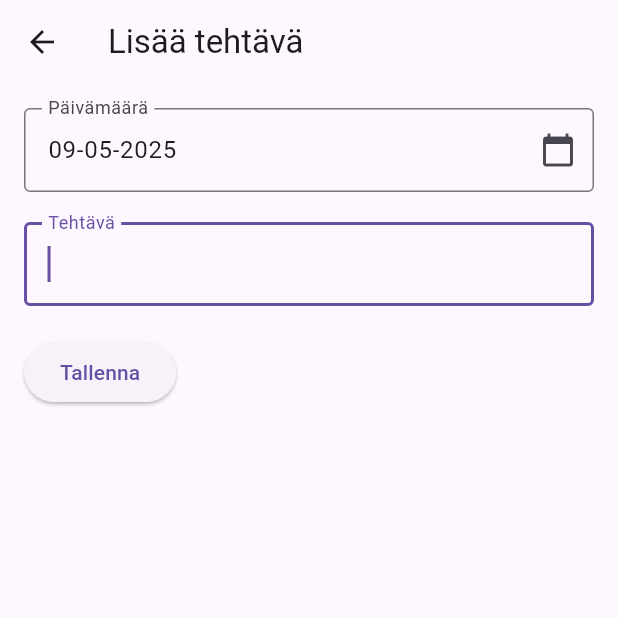
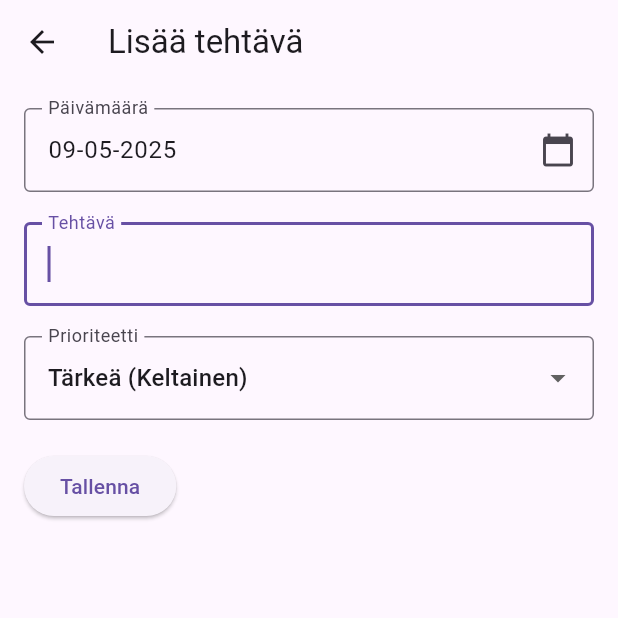
Before and after one commit to Dumbfinntales/RNMRT_MobiiliProjekti, a Flutter app: the AddTaskScreen screen opened directly, on a phone screen of 412 x 824 dp, the top half of it. Run offline on Flutter 3.47's test engine with Material 3 defaults, Android fonts, the phone set to English and light mode, and no system bars.

Commit message:
Prioriteettisysteemi lisätty

```diff
--- a/lib/ruudut/add_task_screen.dart
+++ b/lib/ruudut/add_task_screen.dart
@@ -1,78 +1,86 @@
 import 'package:flutter/material.dart';
-import 'package:intl/intl.dart'; // Päivämäärä paketti
+import 'package:intl/intl.dart'; // Kirjasto päivämäärän muotoiluun
 
+// Näytön luokka uuden tehtävän lisäämiseen tai olemassa olevan muokkaamiseen
 class AddTaskScreen extends StatefulWidget {
-  final String? alkuperainenTehtava; // Valinnainen alkuperäinen tehtävä, jos muokataan
-  final DateTime? alkuperainenPaivamaara; // Valinnainen alkuperäinen päivämäärä
+  final String? alkuperainenTehtava;       // Mahdollinen aiempi tehtäväteksti muokkauksessa
+  final DateTime? alkuperainenPaivamaara;  // Mahdollinen aiempi päivämäärä muokkauksessa
+  final String? alkuperainenPrioriteetti;  // Mahdollinen aiempi prioriteetti muokkauksessa
 
-  AddTaskScreen({this.alkuperainenTehtava, this.alkuperainenPaivamaara}); // Alkuperäinen tehtävä ja päivämäärä voidaan siirtää tähän
+  AddTaskScreen({
+    this.alkuperainenTehtava,
+    this.alkuperainenPaivamaara,
+    this.alkuperainenPrioriteetti,
+  });
 
   @override
   _AddTaskScreenState createState() => _AddTaskScreenState();
 }
 
 class _AddTaskScreenState extends State<AddTaskScreen> {
-  final TextEditingController _controller = TextEditingController();
-  DateTime? _selectedDate;
+  final TextEditingController _controller = TextEditingController(); // Tekstikentän ohjain
+  DateTime? _selectedDate;             // Valittu päivämäärä
+  String _selectedPriority = 'medium'; // Oletusprioriteetti on "medium" (keltainen)
 
   @override
   void initState() {
     super.initState();
-    _controller.text = widget.alkuperainenTehtava ?? ''; // Jos alkuperäinen tehtävä on olemassa, täytä kenttä
-    _selectedDate = widget.alkuperainenPaivamaara ?? DateTime.now(); // Jos alkuperäinen päivämäärä on olemassa, käytä sitä, muuten kuluva päivä
+    // Alustetaan tekstikenttä ja muut arvot muokkaustilanteessa
+    _controller.text = widget.alkuperainenTehtava ?? '';
+    _selectedDate = widget.alkuperainenPaivamaara ?? DateTime.now();
+    _selectedPriority = widget.alkuperainenPrioriteetti ?? 'medium';
   }
 
-  // Funktio, joka avaa kalenterin
+  // Funktio päivämäärän valintaan kalenterin kautta
   Future<void> _selectDate(BuildContext context) async {
     final DateTime? picked = await showDatePicker(
       context: context,
       initialDate: _selectedDate!,
-      // Kalenterin vuosi rajat
       firstDate: DateTime(2000),
       lastDate: DateTime(2101),
     );
     if (picked != null && picked != _selectedDate) {
       setState(() {
-        _selectedDate = picked; // Päivitä valittu päivämäärä
+        _selectedDate = picked;
       });
     }
   }
 
-  // Funktio päivämäärän muotoiluun
+  // Muotoilee päivämäärän dd-MM-yyyy -muotoon
   String formatDate(DateTime date) {
-    return DateFormat('dd-MM-yyyy').format(date); // Päivämäärän muotoilu dd-MM-yyyy
+    return DateFormat('dd-MM-yyyy').format(date);
   }
 
   @override
   Widget build(BuildContext context) {
     return Scaffold(
       appBar: AppBar(
-        title: Text(widget.alkuperainenTehtava == null ? 'Lisää tehtävä' : 'Muokkaa tehtävää'), // Näytetään teksti sen mukaan, onko kyseessä lisäys vai muokkaus
+        // Näytön otsikko riippuen siitä, onko kyseessä lisäys vai muokkaus
+        title: Text(widget.alkuperainenTehtava == null ? 'Lisää tehtävä' : 'Muokkaa tehtävää'),
       ),
       body: Padding(
         padding: const EdgeInsets.all(16.0),
         child: Column(
           crossAxisAlignment: CrossAxisAlignment.start,
           children: [
-            // Päivämääräkenttä
+            // Päivämääräkenttä (vain luettava), jossa on kalenteripainike
             TextField(
-              controller: TextEditingController(
-                  text: formatDate(_selectedDate!)), // Näytetään valittu päivä
-              readOnly: true, // Ei muokattavissa
+              controller: TextEditingController(text: formatDate(_selectedDate!)),
+              readOnly: true,
               decoration: InputDecoration(
                 labelText: 'Päivämäärä',
                 border: OutlineInputBorder(),
                 suffixIcon: IconButton(
-                  // Iconi kalenterin aavaamiseen
                   icon: Icon(Icons.calendar_today),
                   onPressed: () => _selectDate(context),
                 ),
               ),
             ),
             SizedBox(height: 20),
-            // Tehtäväkenttä
+
+            // Tehtävän tekstikenttä
             TextField(
-              controller: _controller, // Käytetään kontrolleria tekstin syöttämiseen
+              controller: _controller,
               autofocus: true,
               decoration: InputDecoration(
                 labelText: 'Tehtävä',
@@ -80,14 +88,36 @@ class _AddTaskScreenState extends State<AddTaskScreen> {
               ),
             ),
             SizedBox(height: 20),
-            // Tallenna-painike
+
+            // Prioriteetin valintavalikko (Dropdown)
+            DropdownButtonFormField<String>(
+              value: _selectedPriority,
+              decoration: InputDecoration(
+                labelText: 'Prioriteetti',
+                border: OutlineInputBorder(),
+              ),
+              items: [
+                DropdownMenuItem(value: 'high', child: Text('Kiireellinen (Punainen)')),
+                DropdownMenuItem(value: 'medium', child: Text('Tärkeä (Keltainen)')),
+                DropdownMenuItem(value: 'low', child: Text('Ei kiireellinen (Vihreä)')),
+              ],
+              onChanged: (value) {
+                setState(() {
+                  _selectedPriority = value!; // Päivitetään valittu prioriteetti
+                });
+              },
+            ),
+            SizedBox(height: 20),
+
+            // Tallenna-painike, joka palauttaa annetut tiedot takaisin edelliselle näytölle
             ElevatedButton(
               child: Text('Tallenna'),
               onPressed: () {
                 Navigator.pop(context, {
                   'tehtava': _controller.text,
                   'paivamaara': _selectedDate,
-                }); // Sulkee ruudun ja lähettää tehtävän tekstin sekä päivämäärän takaisin
+                  'priority': _selectedPriority,
+                });
               },
             ),
           ],
```
Also changed, not shown: lib/ruudut/home_screen.dart (+95 -89 lines), pubspec.lock, 125 other files.
